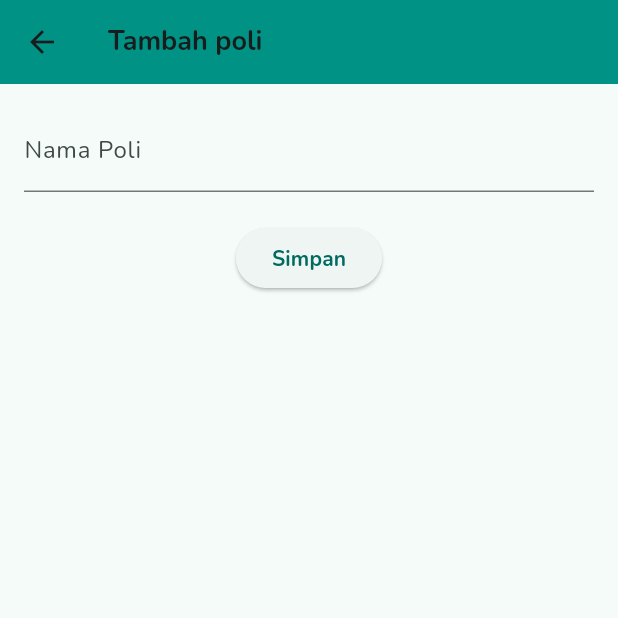
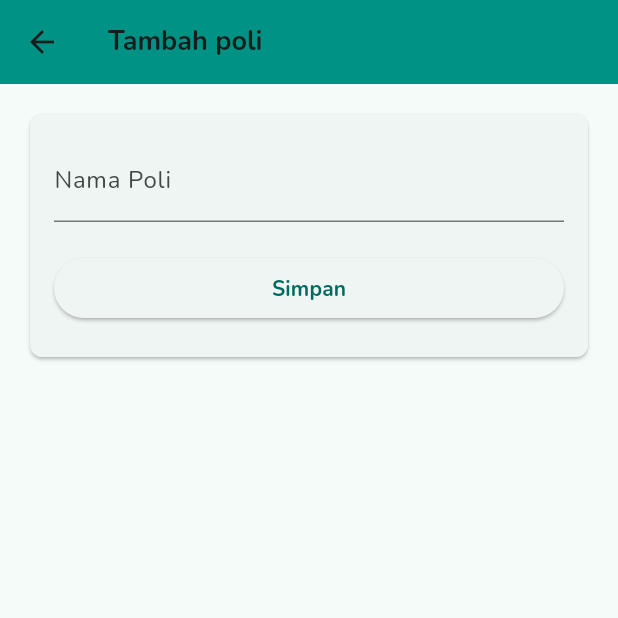
Before and after one commit to ishaqzain/smartklinik, a Flutter app: the PoliForm screen opened directly, on a phone screen of 412 x 824 dp, the top half of it. Run offline on Flutter 3.47's test engine with Material 3 defaults, Android fonts, the light colour scheme and no system bars; our stand-ins replace dio, google_fonts, iconsax, shared_preferences; accounts and stored records are empty; network calls fail.

Commit message:
add: revamp form

```diff
--- a/lib/main.dart
+++ b/lib/main.dart
@@ -29,6 +29,11 @@ class MyApp extends StatelessWidget {
           color: Colors.teal, // Set the background color of the app bar
           elevation: 3, // Set the elevation (shadow) of the app bar
         ),
+        buttonTheme: ButtonThemeData(
+          shape: RoundedRectangleBorder(
+            borderRadius: BorderRadius.circular(8.0), // Set the default button radius
+          ),
+        ),
         textTheme: GoogleFonts.nunitoTextTheme().copyWith(
           labelLarge: GoogleFonts.nunito(
             textStyle: const TextStyle(
--- a/lib/ui/poli/poli_form.dart
+++ b/lib/ui/poli/poli_form.dart
@@ -23,9 +23,22 @@ class _PoliFormState extends State<PoliForm> {
           key: _formKey,
           child: Column(
             children: [
-             _fieldNamePoli("Nama Poli", _namaPoliCtrl),
-              const SizedBox(height: 20,),
-              _tombolSimpan()
+              SizedBox(
+                height: 170,
+                child: Card(
+                  shape: RoundedRectangleBorder(
+                    borderRadius: BorderRadius.circular(8.0), // Adjust the radius as needed
+                  ),
+                  child: ListView(
+                    padding: const EdgeInsets.all(16),
+                    children: [
+                      _fieldNamePoli("Nama Poli", _namaPoliCtrl),
+                      const SizedBox(height: 20,),
+                      _tombolSimpan()
+                    ],
+                  ),
+                ),
+              )
             ],
           ),
         ),
```
Also changed, not shown: lib/ui/pasien/pasien_form.dart (+13 -0 lines), lib/ui/pasien/pasien_update_form.dart (+13 -0 lines), lib/ui/pegawai/pegawai_form.dart (+13 -0 lines), lib/ui/pegawai/pegawai_update_form.dart (+13 -0 lines), lib/ui/poli/poli_update_form.dart (+16 -4 lines).
